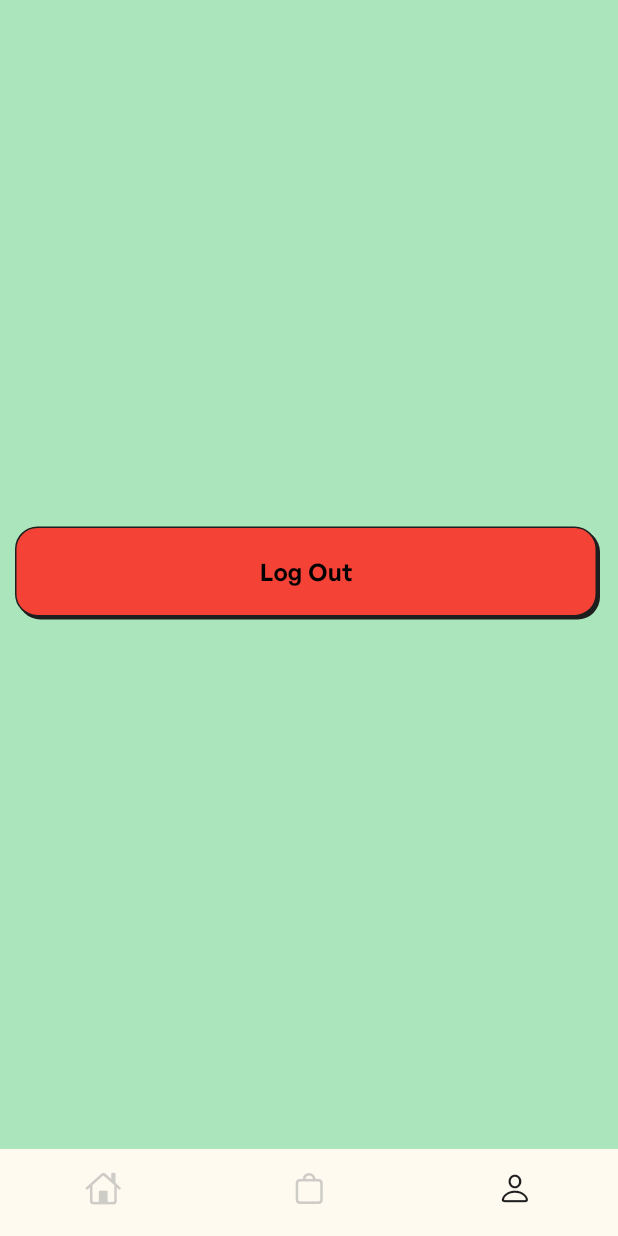
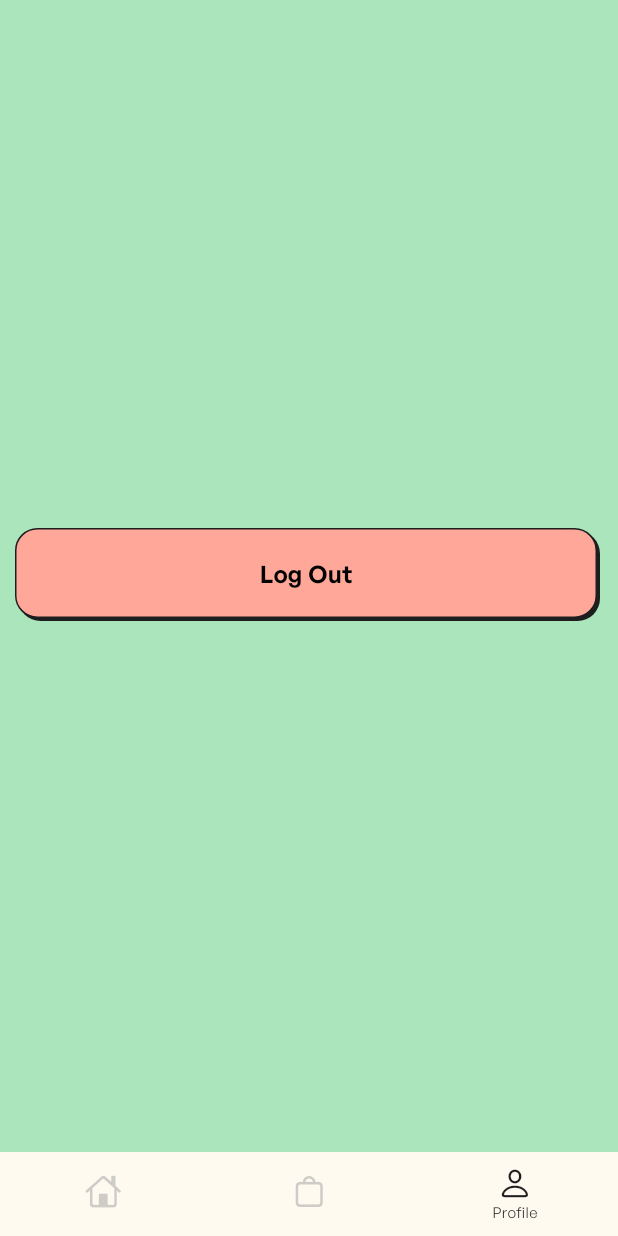
Before and after one commit to ElyasAsmad/orderje-app, a Flutter app: the screen it shows once a user with an empty profile is signed in, item 3 of the bottom bar chosen, on a phone screen of 412 x 824 dp. Run offline on Flutter 3.47's test engine with Material 2 defaults, Android fonts, the phone set to English and light mode, and no system bars; our stand-ins replace firebase_auth, firebase_core, font_awesome_flutter, get, google_sign_in; missing offline and left inert: flutter_displaymode, skeleton_loader; accounts and stored records are empty; network calls fail.

Commit message:
✨ Screens update

```diff
--- a/lib/screens/main_screen.dart
+++ b/lib/screens/main_screen.dart
@@ -36,8 +36,9 @@ class _MainScreenState extends State<MainScreen> {
         currentIndex: currentIndex,
         selectedItemColor: OrderJeColors.black,
         unselectedItemColor: Colors.grey.withOpacity(0.5),
-        showSelectedLabels: false,
+        // showSelectedLabels: false,
         showUnselectedLabels: false,
+        selectedLabelStyle: const TextStyle(fontSize: 10),
         items: const [
           BottomNavigationBarItem(icon: Icon(CupertinoIcons.home), label: 'Home'),
           BottomNavigationBarItem(
--- a/lib/screens/nav_screens/profile_screen.dart
+++ b/lib/screens/nav_screens/profile_screen.dart
@@ -1,5 +1,6 @@
 import 'package:firebase_auth/firebase_auth.dart';
 import 'package:flutter/material.dart';
+import 'package:orderje/constants/brand_color.dart';
 import 'package:orderje/widgets/core/orderje_button.dart';
 
 class ProfileScreen extends StatelessWidget {
@@ -19,7 +20,7 @@ class ProfileScreen extends StatelessWidget {
               onPressed: () {
                 FirebaseAuth.instance.signOut();
               },
-              buttonColor: Colors.red,
+              buttonColor: OrderJeColors.red,
             )
           ],
         )
```
